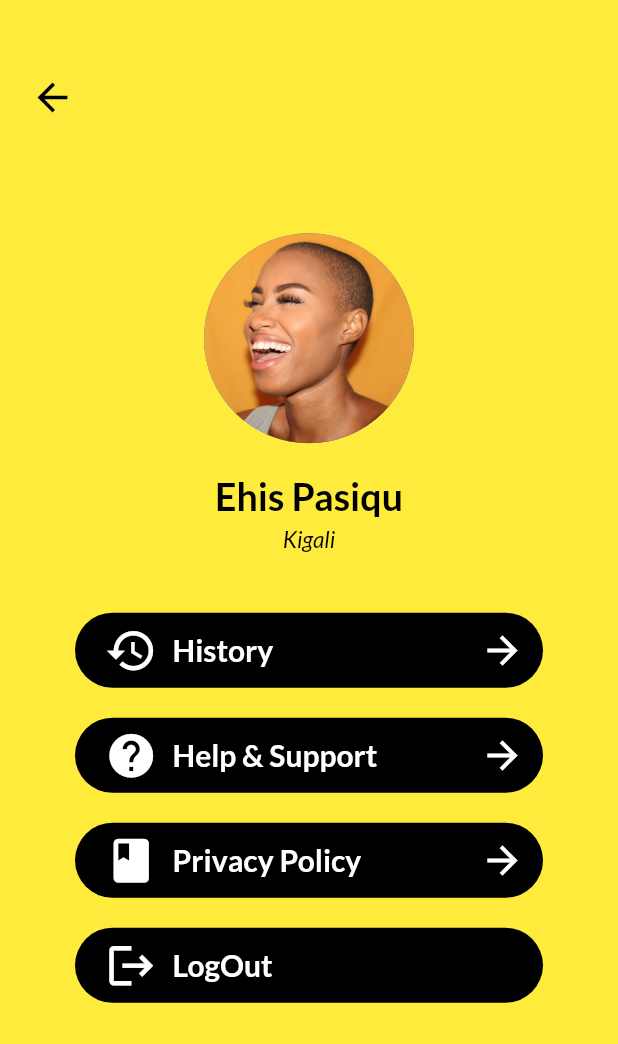
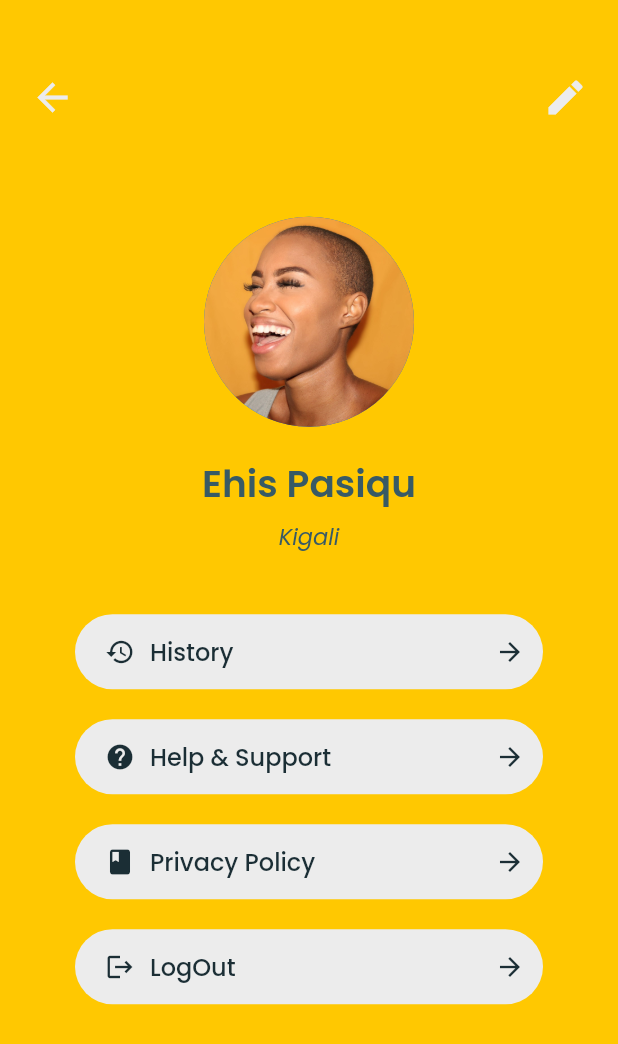
Before and after one commit to LavinaKathambi/userprofile, a Flutter app: the screen it shows after launch, on a phone screen of 412 x 824 dp. Shown: the top 1044 px of the screen. Run offline on Flutter 3.47's test engine with Material 2 defaults, Android fonts, the phone set to English and light mode, and no system bars; our stand-ins replace google_fonts.

Commit message:
Made version changes

```diff
--- a/profile/lib/main.dart
+++ b/profile/lib/main.dart
@@ -5,7 +5,7 @@ void main() {
   runApp(MaterialApp(
     debugShowCheckedModeBanner: false,
     home: Scaffold(
-      backgroundColor: Colors.yellow,
+      backgroundColor: Color(0xffffc801),
       body: Stack(
         children: [
 // Back Icon
@@ -14,24 +14,24 @@ void main() {
             left: 20,
             child: Icon(
               Icons.arrow_back,
-              color: Colors.black,
+              color: Color(0xffececec),
               size: 30,
             ),
           ),
 // Edit Icon
-          // Positioned(
-          //   top: 50,
-          //   right: 20,
-          //   child: Icon(
-          //     Icons.edit,
-          //     color: Colors.black,
-          //     size: 30,
-          //   ),
-          // ),
+          Positioned(
+            top: 50,
+            right: 20,
+            child: Icon(
+              Icons.edit,
+              color: Color(0xffececec),
+              size: 30,
+            ),
+          ),
           Center(
             child: Padding(
               padding: const EdgeInsets.only(
-                  left: 50, right: 50, bottom: 20, top: 20),
+                  left: 50, right: 50, bottom: 20, top: 10),
               child: Column(
                 mainAxisAlignment: MainAxisAlignment.center,
                 crossAxisAlignment: CrossAxisAlignment.center,
@@ -42,15 +42,15 @@ void main() {
                   ),
                   SizedBox(height: 20),
                   Text('Ehis Pasiqu',
-                      style: GoogleFonts.lato(
-                          color: Colors.black,
+                      style: GoogleFonts.poppins(
+                          color: Color(0xff385a65),
                           fontWeight: FontWeight.w600,
                           fontSize: 25)),
                   SizedBox(height: 5),
                   Text(
                     'Kigali',
-                    style: GoogleFonts.lato(
-                      color: Colors.black,
+                    style: GoogleFonts.poppins(
+                      color: Color(0xff385a65),
                       fontWeight: FontWeight.w300,
                       fontSize: 15,
                       fontStyle: FontStyle.italic,
@@ -69,7 +69,7 @@ void main() {
                   //   child: Center(
                   //     child: Text(
                   //       'Upgarde to Premium',
-                  //       style: GoogleFonts.lato(
+                  //       style: GoogleFonts.poppins(
                   //         fontSize: 20,
                   //         fontWeight: FontWeight.w700,
                   //       ),
@@ -98,7 +98,7 @@ void main() {
                   ProfileMenuItem(
                     text: 'LogOut',
                     icon: Icons.logout,
-                    arrowShown: false,
+                    arrowShown: true,
                   ),
                 ],
               ),
@@ -111,8 +111,7 @@ void main() {
 }
 
 class ProfileMenuItem extends StatelessWidget {
-  ProfileMenuItem(
-      {required this.text, required this.icon, required this.arrowShown});
+  ProfileMenuItem({this.text, this.icon, this.arrowShown});
   final String text;
   final IconData icon;
   final bool arrowShown;
@@ -121,13 +120,13 @@ class ProfileMenuItem extends StatelessWidget {
   Widget build(BuildContext context) {
     return Container(
         decoration: BoxDecoration(
-          color: Colors.black,
+          color: Color(0xffececec),
           borderRadius: BorderRadius.all(
             Radius.circular(30),
           ),
         ),
         height: 50,
-        width: 500,
+        width: 350,
         child: Row(
           mainAxisAlignment: MainAxisAlignment.spaceBetween,
           children: [
@@ -137,17 +136,17 @@ class ProfileMenuItem extends StatelessWidget {
                   padding: const EdgeInsets.only(left: 20),
                   child: Icon(
                     icon,
-                    size: 35,
-                    color: Colors.white,
+                    size: 20,
+                    color: Color(0xff1b2e35),
                   ),
                 ),
                 SizedBox(width: 10),
                 Text(
                   '$text',
-                  style: GoogleFonts.lato(
-                    fontSize: 20,
-                    fontWeight: FontWeight.w700,
-                    color: Colors.white,
+                  style: GoogleFonts.poppins(
+                    fontSize: 16,
+                    fontWeight: FontWeight.w500,
+                    color: Color(0xff1b2e35),
                   ),
                 ),
               ],
@@ -157,8 +156,8 @@ class ProfileMenuItem extends StatelessWidget {
                     padding: const EdgeInsets.only(right: 12),
                     child: Icon(
                       Icons.arrow_forward,
-                      size: 30,
-                      color: Colors.white,
+                      size: 20,
+                      color: Color(0xff1b2e35),
                     ),
                   )
                 : Container(),
```
Also changed, not shown: profile/pubspec.yaml (+4 -4 lines), profile/pubspec.lock, 1 other file.
